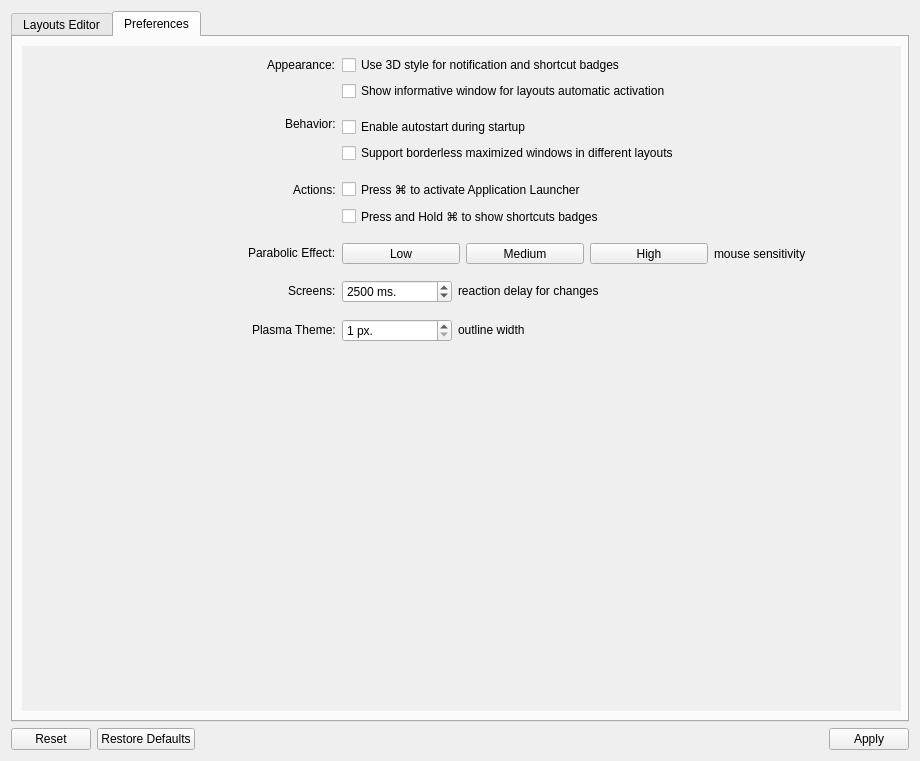
Qt form app/settings/settingsdialog/settingsdialog.ui (KDE/latte-dock) before a commit.
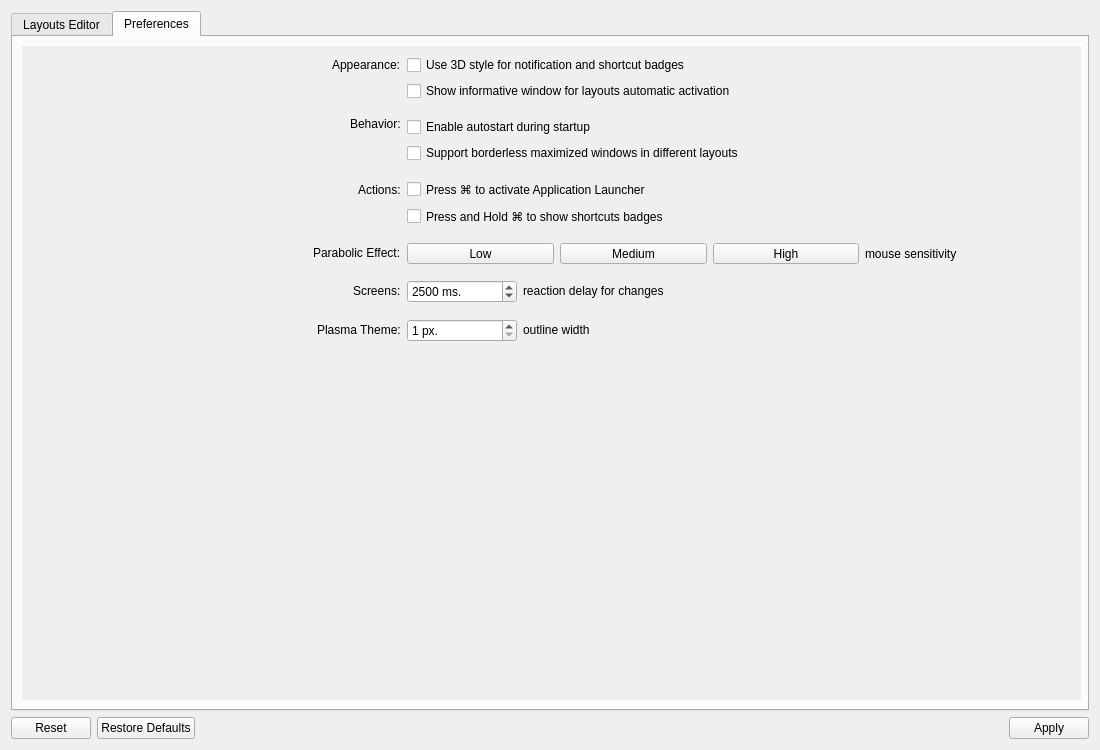
The same form after that commit. The open tabs and pages were chosen to show the change. Icons and pictures are not drawn. Custom widgets are drawn as their Qt base class.

Commit message: dialogs:improve default sizes for windows/columns

Patch:
```diff
--- a/app/settings/settingsdialog/settingsdialog.ui
+++ b/app/settings/settingsdialog/settingsdialog.ui
@@ -6,8 +6,8 @@
    <rect>
     <x>0</x>
     <y>0</y>
-    <width>920</width>
-    <height>761</height>
+    <width>1100</width>
+    <height>750</height>
    </rect>
   </property>
   <property name="sizePolicy">
@@ -521,7 +521,7 @@
            <rect>
             <x>0</x>
             <y>0</y>
-            <width>867</width>
+            <width>1068</width>
             <height>375</height>
            </rect>
           </property>
```
The commit also changes 6 other files.
